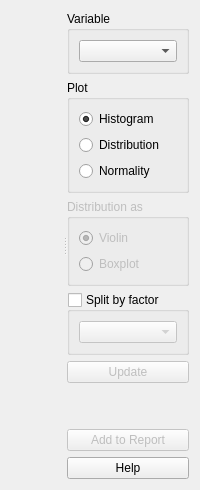
Above: tse_analytics/views/analysis/exploration_widget.ui from TSE-Systems/tse-analytics before the change. Below: the same form after it.
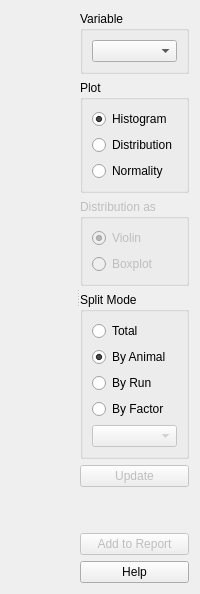
That is the form after the change. Icons and pictures are not drawn. Custom widgets are drawn as their Qt base class.

Commit message: WIP: new SplitMode implementation.

The edit to the form file:
```diff
--- a/tse_analytics/views/analysis/exploration_widget.ui
+++ b/tse_analytics/views/analysis/exploration_widget.ui
@@ -96,17 +96,46 @@
        <item>
         <widget class="QGroupBox" name="groupBoxSplitBy">
          <property name="title">
-          <string>Split by factor</string>
+          <string>Split Mode</string>
          </property>
-         <property name="checkable">
-          <bool>true</bool>
-         </property>
-         <property name="checked">
-          <bool>false</bool>
-         </property>
-         <layout class="QVBoxLayout" name="verticalLayout_5">
+         <layout class="QVBoxLayout" name="verticalLayout_7">
           <item>
-           <widget class="FactorSelector" name="factorSelector"/>
+           <widget class="QRadioButton" name="radioButtonSplitTotal">
+            <property name="text">
+             <string>Total</string>
+            </property>
+           </widget>
+          </item>
+          <item>
+           <widget class="QRadioButton" name="radioButtonSplitByAnimal">
+            <property name="text">
+             <string>By Animal</string>
+            </property>
+            <property name="checked">
+             <bool>true</bool>
+            </property>
+           </widget>
+          </item>
+          <item>
+           <widget class="QRadioButton" name="radioButtonSplitByRun">
+            <property name="text">
+             <string>By Run</string>
+            </property>
+           </widget>
+          </item>
+          <item>
+           <widget class="QRadioButton" name="radioButtonSplitByFactor">
+            <property name="text">
+             <string>By Factor</string>
+            </property>
+           </widget>
+          </item>
+          <item>
+           <widget class="FactorSelector" name="factorSelector">
+            <property name="enabled">
+             <bool>false</bool>
+            </property>
+           </widget>
           </item>
          </layout>
         </widget>
```
Left out of the diff: 2 changed lines with no effect on the pictures. The commit also changes 19 other files.
